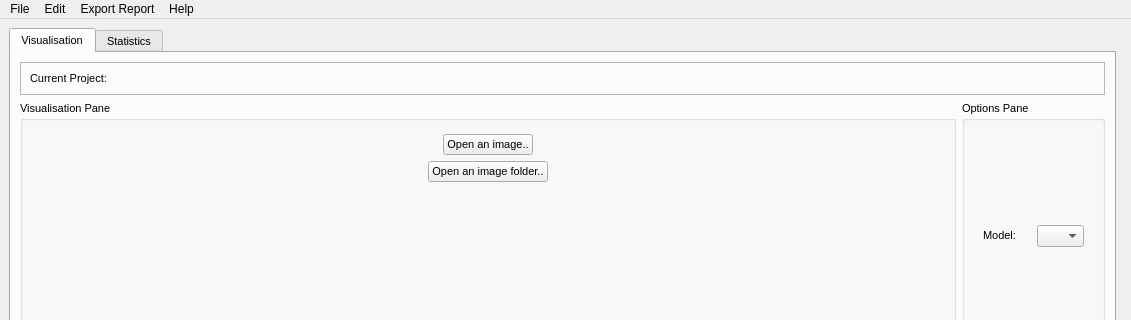
Old version of the form GUI/interface.ui in the repository KameliaBnh/BeeTect; both pictures show x 0 to 1131 and y 0 to 320 of the 1131 by 844 pixel window.
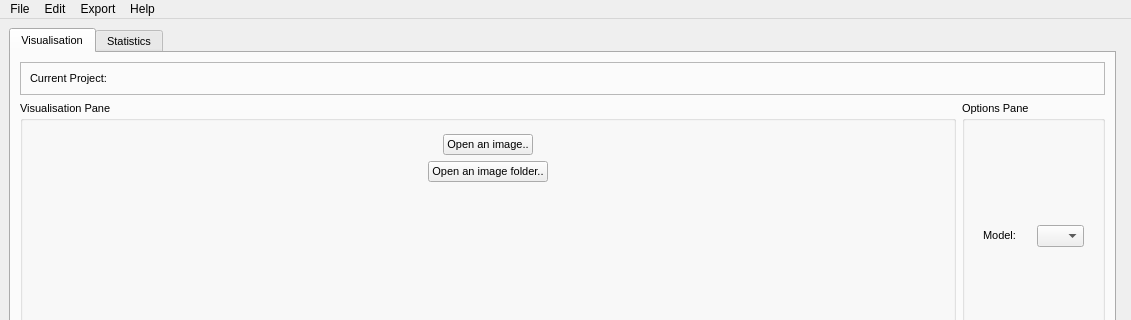
New version of the form.

Commit message:
New button in the Menu Bar
Export Batch Report

What changed in the file:
```diff
--- a/GUI/interface.ui
+++ b/GUI/interface.ui
@@ -587,7 +587,7 @@
     <addaction name="separator"/>
     <addaction name="Exit"/>
    </widget>
-   <widget class="QMenu" name="ExportReport">
+   <widget class="QMenu" name="Export">
     <property name="font">
      <font>
       <pointsize>10</pointsize>
@@ -597,7 +597,7 @@
      <string>&lt;html&gt;&lt;head/&gt;&lt;body&gt;&lt;p&gt;Export HTML report containing model information and selected batch statistics.&lt;/p&gt;&lt;/body&gt;&lt;/html&gt;</string>
     </property>
     <property name="title">
-     <string>Export Report</string>
+     <string>Export</string>
     </property>
    </widget>
    <widget class="QMenu" name="menuEdit">
@@ -613,7 +613,7 @@
    </widget>
    <addaction name="File"/>
    <addaction name="menuEdit"/>
-   <addaction name="ExportReport"/>
+   <addaction name="Export"/>
    <addaction name="menuHelp"/>
   </widget>
   <action name="OpenFile">
```
Left out of the diff: 20 changed lines with no effect on the pictures. The commit also changes 8 other files.
